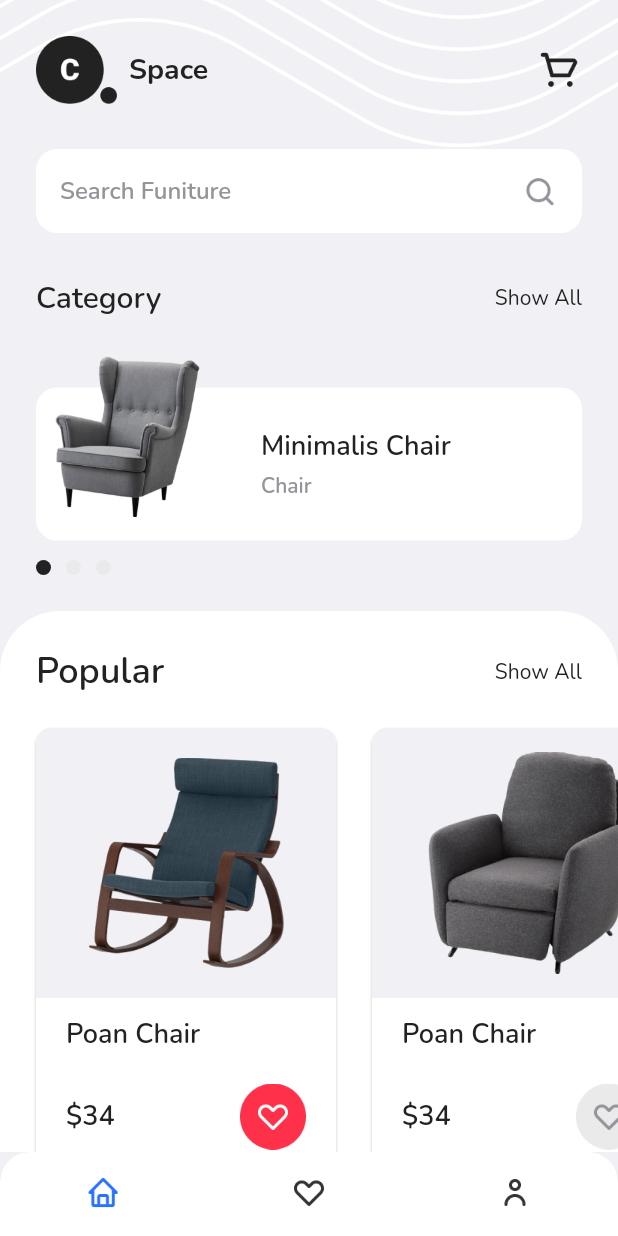
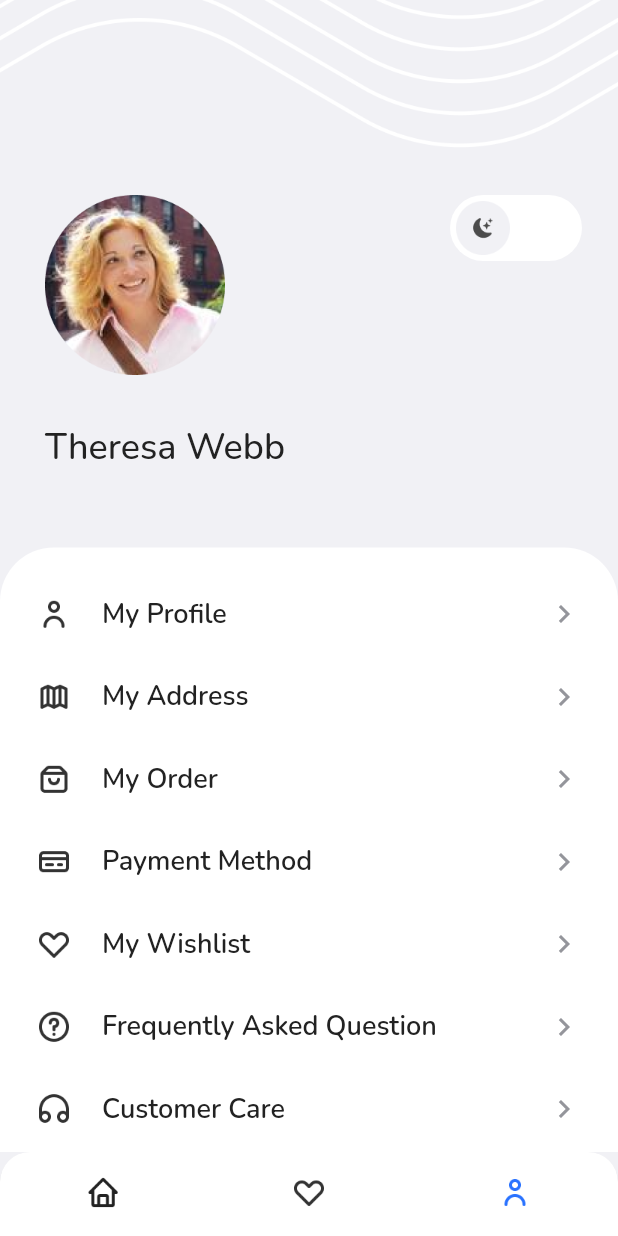
Before and after one commit to joedave13/space, a Flutter app: the HomePage screen opened by its route, item 3 of the bottom bar chosen, on a phone screen of 412 x 824 dp. Run offline on Flutter 3.47's test engine with Material 2 defaults, Android fonts, the phone set to English and light mode, and no system bars; drawn by our look-alikes of carousel_slider; our stand-ins replace fluttertoast, google_fonts, shimmer.

Commit message:
profile page - slicing

```diff
--- a/lib/main.dart
+++ b/lib/main.dart
@@ -2,6 +2,7 @@ import 'package:flutter/material.dart';
 import 'package:space/pages/category_page.dart';
 import 'package:space/pages/home_page.dart';
 import 'package:space/pages/onboarding_page.dart';
+import 'package:space/pages/profile_page.dart';
 import 'package:space/pages/search_page.dart';
 import 'package:space/pages/search_result_page.dart';
 import 'package:space/pages/signin_page.dart';
@@ -26,6 +27,7 @@ class MyApp extends StatelessWidget {
         '/search-result': (context) => SearchResultPage(),
         '/category': (context) => CategoryPage(),
         '/wishlist': (context) => WishlistPage(),
+        '/profile': (context) => ProfilePage(),
       },
     );
   }
--- a/lib/pages/home_page.dart
+++ b/lib/pages/home_page.dart
@@ -30,6 +30,8 @@ class _HomePageState extends State<HomePage> {
           onTap: (value) {
             if (value == 1) {
               Navigator.pushNamed(context, '/wishlist');
+            } else if (value == 2) {
+              Navigator.pushNamed(context, '/profile');
             } else {
               Navigator.pushNamed(context, '/home');
             }
--- /dev/null
+++ b/lib/pages/profile_page.dart
@@ -0,0 +1,166 @@
+import 'package:flutter/material.dart';
+import 'package:space/theme.dart';
+import 'package:space/widgets/profile_menu_item.dart';
+
+class ProfilePage extends StatelessWidget {
+  const ProfilePage({Key? key}) : super(key: key);
+
+  @override
+  Widget build(BuildContext context) {
+    return Scaffold(
+      backgroundColor: kWhiteGrayColor,
+      bottomNavigationBar: ClipRRect(
+        borderRadius: BorderRadius.only(
+          topLeft: Radius.circular(20),
+          topRight: Radius.circular(20),
+        ),
+        child: BottomNavigationBar(
+          showUnselectedLabels: false,
+          showSelectedLabels: false,
+          backgroundColor: kWhiteColor,
+          onTap: (value) {
+            if (value == 1) {
+              Navigator.pushNamed(context, '/wishlist');
+            } else if (value == 2) {
+              Navigator.pushNamed(context, '/profile');
+            } else {
+              Navigator.pushNamed(context, '/home');
+            }
+          },
+          items: [
+            BottomNavigationBarItem(
+              icon: Image.asset(
+                'assets/icon_home.png',
+                width: 24,
+              ),
+              label: 'home',
+            ),
+            BottomNavigationBarItem(
+              icon: Image.asset(
+                'assets/icon_wishlist.png',
+                width: 24,
+              ),
+              label: 'wishlist',
+            ),
+            BottomNavigationBarItem(
+              icon: Image.asset(
+                'assets/icon_profile.png',
+                width: 24,
+                color: kBlueColor,
+              ),
+              label: 'profile',
+            ),
+          ],
+        ),
+      ),
+      body: Stack(
+        children: [
+          Image.asset(
+            'assets/image_background.png',
+          ),
+          ListView(
+            children: [
+              SizedBox(
+                height: 130,
+              ),
+              Padding(
+                padding: EdgeInsets.only(
+                  left: 30,
+                  right: 24,
+                ),
+                child: Row(
+                  mainAxisAlignment: MainAxisAlignment.spaceBetween,
+                  crossAxisAlignment: CrossAxisAlignment.start,
+                  children: [
+                    Column(
+                      crossAxisAlignment: CrossAxisAlignment.start,
+                      children: [
+                        Image.asset(
+                          'assets/image_profile.png',
+                          width: 120,
+                          fit: BoxFit.cover,
+                        ),
+                        SizedBox(
+                          height: 32,
+                        ),
+                        Text(
+                          'Theresa Webb',
+                          style: blackTextStyle.copyWith(
+                            fontSize: 24,
+                            fontWeight: medium,
+                          ),
+                        ),
+                      ],
+                    ),
+                    Container(
+                      width: 88,
+                      height: 44,
+                      padding: EdgeInsets.all(4),
+                      decoration: BoxDecoration(
+                        borderRadius: BorderRadius.circular(100),
+                        color: kWhiteColor,
+                      ),
+                      child: Align(
+                        alignment: Alignment.centerLeft,
+                        child: Image.asset(
+                          'assets/icon_switch_dark.png',
+                        ),
+                      ),
+                    ),
+                  ],
+                ),
+              ),
+              Container(
+                margin: EdgeInsets.only(
+                  top: 50,
+                ),
+                padding: EdgeInsets.symmetric(
+                  horizontal: 24,
+                  vertical: 32,
+                ),
+                decoration: BoxDecoration(
+                  borderRadius: BorderRadius.vertical(
+                    top: Radius.circular(36),
+                  ),
+                  color: kWhiteColor,
+                ),
+                child: Column(
+                  children: [
+                    ProfileMenuItem(
+                      iconUrl: 'assets/icon_profile.png',
+                      title: 'My Profile',
+                    ),
+                    ProfileMenuItem(
+                      iconUrl: 'assets/icon_address.png',
+                      title: 'My Address',
+                    ),
+                    ProfileMenuItem(
+                      iconUrl: 'assets/icon_order.png',
+                      title: 'My Order',
+                    ),
+                    ProfileMenuItem(
+                      iconUrl: 'assets/icon_payment.png',
+                      title: 'Payment Method',
+                    ),
+                    ProfileMenuItem(
+                      iconUrl: 'assets/icon_wishlist.png',
+                      title: 'My Wishlist',
+                    ),
+                    ProfileMenuItem(
+                      iconUrl: 'assets/icon_faq.png',
+                      title: 'Frequently Asked Question',
+                    ),
+                    ProfileMenuItem(
+                      iconUrl: 'assets/icon_cs.png',
+                      title: 'Customer Care',
+                    ),
+                  ],
+                ),
+              ),
+            ],
+          ),
+        ],
+      ),
+    );
+  }
+}
--- a/lib/pages/wishlist_page.dart
+++ b/lib/pages/wishlist_page.dart
@@ -41,6 +41,8 @@ class _WishlistPageState extends State<WishlistPage> {
           onTap: (value) {
             if (value == 1) {
               Navigator.pushNamed(context, '/wishlist');
+            } else if (value == 2) {
+              Navigator.pushNamed(context, '/profile');
             } else {
               Navigator.pushNamed(context, '/home');
             }
--- /dev/null
+++ b/lib/widgets/profile_menu_item.dart
@@ -0,0 +1,46 @@
+import 'package:flutter/material.dart';
+import 'package:space/theme.dart';
+
+class ProfileMenuItem extends StatelessWidget {
+  final String iconUrl;
+  final String title;
+
+  const ProfileMenuItem({
+    Key? key,
+    required this.iconUrl,
+    required this.title,
+  }) : super(key: key);
+
+  @override
+  Widget build(BuildContext context) {
+    return Container(
+      margin: EdgeInsets.only(
+        bottom: 30,
+      ),
+      child: Row(
+        children: [
+          Image.asset(
+            iconUrl,
+            width: 24,
+            fit: BoxFit.cover,
+          ),
+          SizedBox(
+            width: 20,
+          ),
+          Text(
+            title,
+            style: blackTextStyle.copyWith(
+              fontSize: 18,
+              fontWeight: semiBold,
+            ),
+          ),
+          Spacer(),
+          Icon(
+            Icons.chevron_right,
+            color: kGrayColor,
+          ),
+        ],
+      ),
+    );
+  }
+}
```
